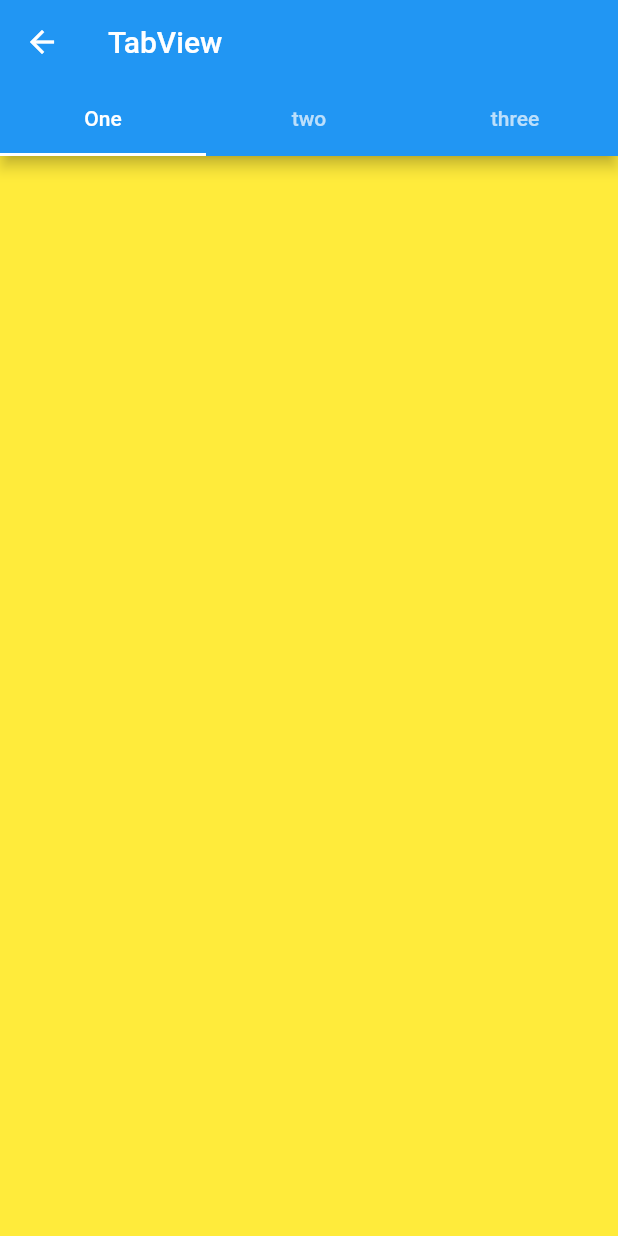
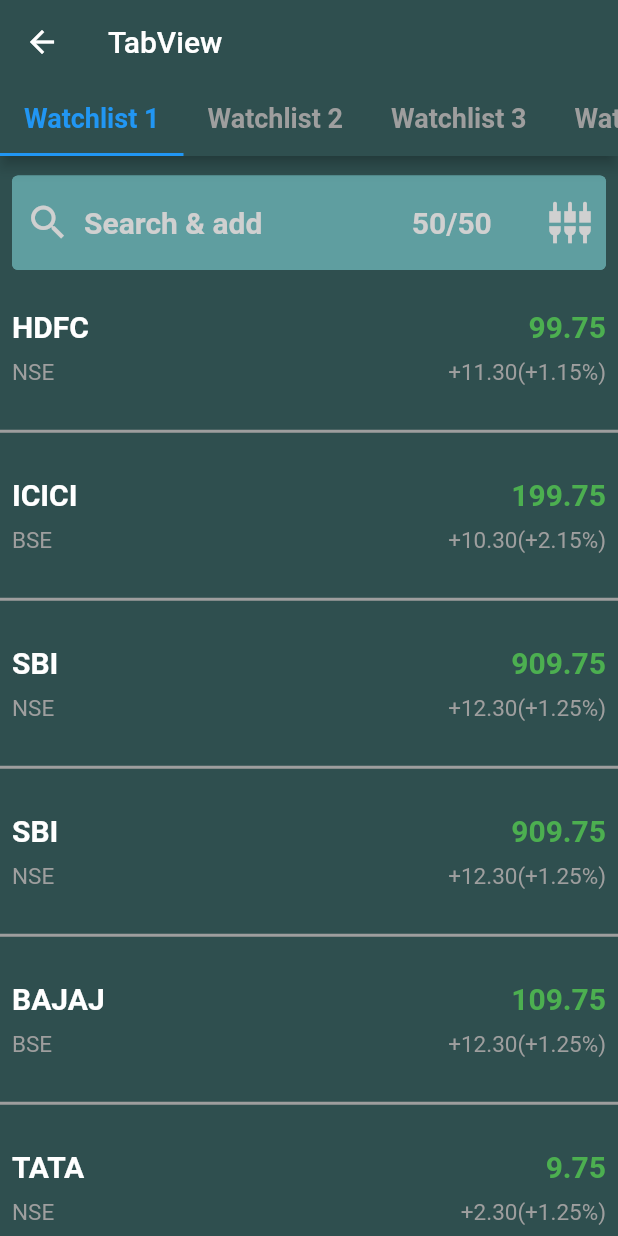
Before and after one commit to ashutosh1234ojha/flutter_test, a Flutter app: the TabView screen opened directly, on a phone screen of 412 x 824 dp. Run offline on Flutter 3.47's test engine with Material 2 defaults, Android fonts, the phone set to English and light mode, and no system bars; our stand-ins replace image_picker, permission_handler, sliding_up_panel.

Commit message:
tab view ui done

```diff
--- a/lib/TabView.dart
+++ /dev/null
@@ -1,49 +0,0 @@
-import 'package:flutter/cupertino.dart';
-import 'package:flutter/material.dart';
-
-class TabView extends StatefulWidget {
-  @override
-  _TabViewState createState() => _TabViewState();
-}
-
-class _TabViewState extends State<TabView> {
-  @override
-  Widget build(BuildContext context) {
-    return DefaultTabController(length: 3, child: Scaffold(
-        appBar: AppBar(title: Text('TabView'),
-          bottom: TabBar(
-            tabs: [
-              Tab(
-                text: 'One',
-              ),
-              Tab(
-                text: 'two',
-              ),
-              Tab(
-                text: 'three',
-              ),
-
-            ],
-
-          ),
-        ),
-        body: TabBarView(
-          children: [
-            Container(
-              color: Colors.yellow,
-            ),
-            Container(
-              color: Colors.red,
-
-            ),
-            Container(
-              color: Colors.green,
-
-            ),
-
-          ],
-
-        ),
-    ));
-  }
-}
--- a/lib/main.dart
+++ b/lib/main.dart
@@ -5,7 +5,7 @@ import 'package:udemy/drawer/CustomDrawer.dart';
 import 'CustomView.dart';
 import 'MyInputText.dart';
 import 'PageView.dart';
-import 'TabView.dart';
+import 'tab_view/TabView.dart';
 import 'CustomView.dart';
 import 'drawer/DrawerMain.dart';
 import 'MyDialog.dart';
@@ -57,7 +57,7 @@ class MyHomePage extends StatelessWidget {
           createButton(context, Colors.yellow, 'Bottom navigation view',BottomNavigation()),
           createButton(context, Colors.green, 'Input text',MyInputText()),
           createButton(context, Colors.yellow, 'PageView',MyPageView()),
-          createButton(context, Colors.green, 'TagView',TabView()),
+          createButton(context, Colors.green, 'TabView',TabView()),
           createButton(context, Colors.yellow, 'CustomDrawer',DrawerMain()),
           createButton(context, Colors.green, 'View',CustomView()),
           createButton(context, Colors.yellow, 'MyDialog',MyDialog()),
--- /dev/null
+++ b/lib/tab_view/TabView.dart
@@ -0,0 +1,273 @@
+import 'package:flutter/cupertino.dart';
+import 'package:flutter/material.dart';
+import 'package:udemy/tab_view/Watchlist.dart';
+
+class TabView extends StatefulWidget {
+  @override
+  _TabViewState createState() => _TabViewState();
+}
+
+class _TabViewState extends State<TabView> {
+  var watchList = [
+    Watchlist(
+        companyName: 'HDFC',
+        marketName: 'NSE',
+        currentRate: '99.75',
+        changedRate: '+11.30(+1.15%)'),
+    Watchlist(
+        companyName: 'ICICI',
+        marketName: 'BSE',
+        currentRate: '199.75',
+        changedRate: '+10.30(+2.15%)'),
+    Watchlist(
+        companyName: 'SBI',
+        marketName: 'NSE',
+        currentRate: '909.75',
+        changedRate: '+12.30(+1.25%)'),
+    Watchlist(
+        companyName: 'SBI',
+        marketName: 'NSE',
+        currentRate: '909.75',
+        changedRate: '+12.30(+1.25%)'),
+    Watchlist(
+        companyName: 'BAJAJ',
+        marketName: 'BSE',
+        currentRate: '109.75',
+        changedRate: '+12.30(+1.25%)'),
+    Watchlist(
+        companyName: 'TATA',
+        marketName: 'NSE',
+        currentRate: '9.75',
+        changedRate: '+2.30(+1.25%)'),
+    Watchlist(
+        companyName: 'APPLE',
+        marketName: 'NSE',
+        currentRate: '9.75',
+        changedRate: '+2.30(+1.25%)'),
+    Watchlist(
+        companyName: 'ANDROID',
+        marketName: 'NSE',
+        currentRate: '9.75',
+        changedRate: '+2.30(+1.25%)')
+  ];
+
+  @override
+  Widget build(BuildContext context) {
+    var addressController = TextEditingController();
+    bool isValid = true;
+
+    return DefaultTabController(
+      length: 6,
+      child: Scaffold(
+        appBar: AppBar(
+          backgroundColor: Color.fromRGBO(47, 79, 79, 1),
+          title: Text('TabView'),
+          bottom: TabBar(
+            isScrollable: true,
+            indicatorColor: Colors.blue,
+            labelColor: Colors.blue,
+            unselectedLabelColor: Colors.grey,
+            labelStyle: TextStyle(fontSize: 18,fontWeight: FontWeight.bold),
+            tabs: [
+              Tab(
+                text: 'Watchlist 1',
+              ),
+              Tab(
+                text: 'Watchlist 2',
+              ),
+              Tab(
+                text: 'Watchlist 3',
+              ),
+              Tab(
+                text: 'Watchlist 4',
+              ),
+              Tab(
+                text: 'Watchlist 5',
+              ),
+              Tab(
+                text: 'Watchlist 6',
+              ),
+            ],
+          ),
+        ),
+        body: TabBarView(
+          children: [
+            Container(
+              color: Color.fromRGBO(47, 79, 79, 1),
+              child: Column(
+                children: [
+                  SizedBox(height: 5,),
+                  MyInputFormField(
+                      hint: 'Search & add                    50/50',
+                      label: 'Address',
+                      controller: addressController,
+                      isValid: isValid),
+                  SizedBox(height: 10,),
+
+                  Expanded(
+                    child: ListView.separated(
+                      itemCount: watchList.length,
+                      itemBuilder: (context, position) {
+                        return listItem(watchList[position]);
+                      },
+                      separatorBuilder: (context, position) {
+                        return separator();
+                      },
+                    ),
+                  ),
+                ],
+              ),
+            ),
+            Container(
+              color: Colors.red,
+            ),
+            Container(
+              color: Colors.green,
+              child: Column(
+                children: [
+                  Text('hello'),
+                  Text('hello'),
+                  Expanded(child: ListView())
+                ],
+              ),
+            ),
+            Container(
+              color: Colors.pink,
+            ),
+            Container(
+              color: Colors.blue,
+            ),
+            Container(
+              color: Colors.deepOrange,
+            ),
+          ],
+        ),
+      ),
+    );
+  }
+
+  Widget listItem(Watchlist watchList) {
+    return Padding(
+      padding: const EdgeInsets.all(8.0),
+      child: Container(
+          child: Column(children: [
+        Row(
+          mainAxisAlignment: MainAxisAlignment.spaceBetween,
+          children: [
+            Text(
+              watchList.companyName,
+              style: TextStyle(
+                  color: Colors.white,
+                  fontWeight: FontWeight.bold,
+                  fontSize: 20),
+            ),
+            Text(
+              watchList.currentRate,
+              style: TextStyle(
+                  color: Colors.green,
+                  fontWeight: FontWeight.bold,
+                  fontSize: 20),
+            )
+          ],
+        ),
+        SizedBox(
+          height: 10,
+        ),
+        Row(
+          mainAxisAlignment: MainAxisAlignment.spaceBetween,
+          children: [
+            Text(
+              watchList.marketName,
+              style: TextStyle(
+                  color: Colors.grey,
+                  fontWeight: FontWeight.normal,
+                  fontSize: 15),
+            ),
+            Text(
+              watchList.changedRate,
+              style: TextStyle(
+                  color: Colors.grey,
+                  fontWeight: FontWeight.normal,
+                  fontSize: 15),
+            )
+          ],
+        ),
+      ])),
+    );
+  }
+
+  Widget separator() {
+    return Divider(
+      color: Colors.grey,
+      height: 45,
+      thickness: 2,
+    );
+  }
+}
+
+class MyInputFormField extends StatefulWidget {
+  final String hint;
+  final String label;
+  final TextEditingController controller;
+  final bool isValid;
+
+  const MyInputFormField(
+      {Key key, this.hint, this.label, this.controller, this.isValid})
+      : super(key: key);
+
+  @override
+  _MyInputFormFieldState createState() => _MyInputFormFieldState();
+}
+
+class _MyInputFormFieldState extends State<MyInputFormField> {
+  @override
+  Widget build(BuildContext context) {
+    return Padding(
+      padding: const EdgeInsets.all(8.0),
+      child: Column(
+        children: [
+          Form(
+            child: TextFormField(
+              controller: widget.controller,
+              decoration: InputDecoration(
+                  errorText: widget.isValid ? null : 'enter valid address',
+                  hintText: widget.hint,
+                  hintStyle: TextStyle(color: Color.fromRGBO(208,208,208, 1)),
+                  border: InputBorder.none,
+                  // border: OutlineInputBorder(
+                  //   borderSide: BorderSide(color: Colors.red, width: 1.0),
+                  // ),
+                  fillColor: Color.fromRGBO(95,158,160, 1),
+                  filled: true,
+                  prefixIcon: Icon(
+                    Icons.search,
+                    color: Color.fromRGBO(208,208,208, 1),
+                    size: 30,
+                  ),
+                  suffixIcon: Icon(
+                    Icons.settings_input_composite,
+                    color:  Color.fromRGBO(208,208,208, 1),
+                    size: 30,
+
+                  ),
+                  focusedBorder: OutlineInputBorder(
+                    borderSide: BorderSide(
+                        color: Color.fromRGBO(95,158,160, 1), width: 1.0),
+                  ),
+                  enabledBorder: OutlineInputBorder(
+                    borderSide: BorderSide(
+                        color: Color.fromRGBO(95,158,160, 1), width: 1.0),
+                  )),
+              style: TextStyle(color: Color.fromRGBO(208,208,208,1),fontWeight: FontWeight.bold,fontSize: 20),
+              keyboardType: TextInputType.name,
+              maxLines: 1,
+              validator: (String value) {
+                return value.length > 3 ? 'Do not use the @ char.' : null;
+              },
+            ),
+          ),
+        ],
+      ),
+    );
+  }
+}
--- /dev/null
+++ b/lib/tab_view/Watchlist.dart
@@ -0,0 +1,9 @@
+class Watchlist {
+  String companyName;
+  String marketName;
+  String currentRate;
+  String changedRate;
+
+  Watchlist(
+      {this.companyName, this.marketName, this.currentRate, this.changedRate});
+}
```
